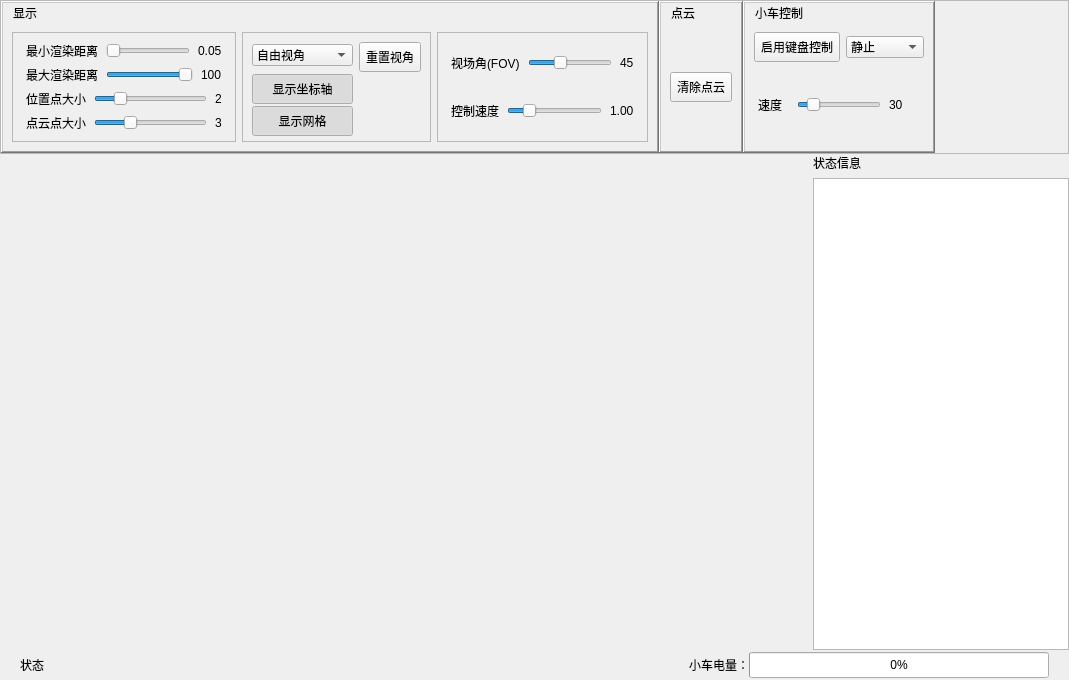
Before: the Qt Designer form src/ui/mainwindow.ui in cz2542079957/FusionDetect3D, drawn with Qt 5.
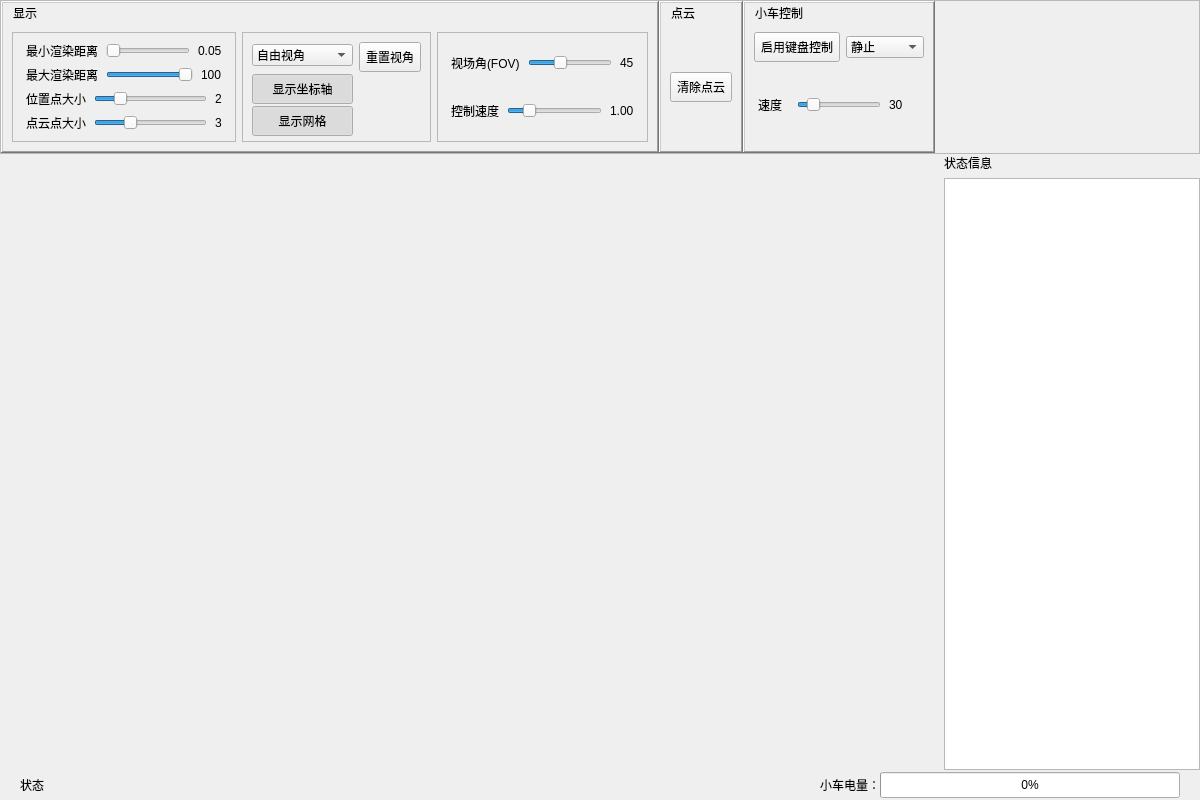
After: the same form once the commit is applied. Custom widgets are drawn as their Qt base class.

The edit to the form file:
```diff
--- a/src/ui/mainwindow.ui
+++ b/src/ui/mainwindow.ui
@@ -6,8 +6,8 @@
    <rect>
     <x>0</x>
     <y>0</y>
-    <width>1069</width>
-    <height>680</height>
+    <width>1200</width>
+    <height>800</height>
    </rect>
   </property>
   <property name="minimumSize">
@@ -88,7 +88,7 @@
         <rect>
          <x>0</x>
          <y>0</y>
-         <width>1067</width>
+         <width>1198</width>
          <height>168</height>
         </rect>
        </property>
```
